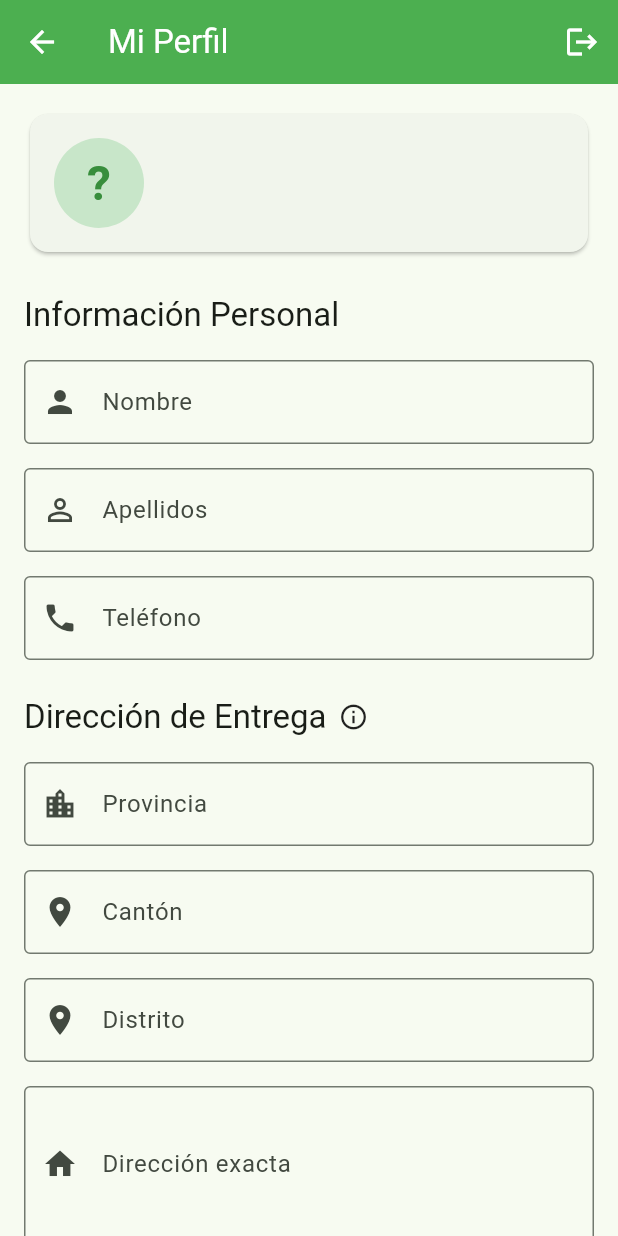
After one commit to fonckchain/mercatico, a Flutter app: the ProductsScreen screen opened directly, after a tap on the "person" icon, on a phone screen of 412 x 824 dp. The commit adds this screen. Run offline on Flutter 3.47's test engine with Material 3 defaults, Android fonts, the phone set to English and light mode, and no system bars; our stand-ins replace dio, geolocator, google_maps_flutter, image_picker, shared_preferences; accounts and stored records are empty; network calls fail.

Commit message:
buyer profile page.

```diff
--- /dev/null
+++ b/frontend/mercatico_app/lib/screens/buyer/buyer_profile_screen.dart
@@ -0,0 +1,449 @@
+import 'package:flutter/material.dart';
+import 'package:google_maps_flutter/google_maps_flutter.dart';
+import '../../core/services/api_service.dart';
+import '../../core/services/auth_service.dart';
+import '../../widgets/location_picker.dart';
+
+class BuyerProfileScreen extends StatefulWidget {
+  const BuyerProfileScreen({super.key});
+
+  @override
+  State<BuyerProfileScreen> createState() => _BuyerProfileScreenState();
+}
+
+class _BuyerProfileScreenState extends State<BuyerProfileScreen> {
+  final _formKey = GlobalKey<FormState>();
+  final ApiService _apiService = ApiService();
+  final AuthService _authService = AuthService();
+
+  // Controllers
+  late TextEditingController _firstNameController;
+  late TextEditingController _lastNameController;
+  late TextEditingController _phoneController;
+  late TextEditingController _provinceController;
+  late TextEditingController _cantonController;
+  late TextEditingController _districtController;
+  late TextEditingController _addressController;
+
+  // GPS location
+  double? _latitude;
+  double? _longitude;
+
+  bool _isLoading = true;
+  bool _isSaving = false;
+  String? _errorMessage;
+  Map<String, dynamic>? _userData;
+
+  @override
+  void initState() {
+    super.initState();
+    _firstNameController = TextEditingController();
+    _lastNameController = TextEditingController();
+    _phoneController = TextEditingController();
+    _provinceController = TextEditingController();
+    _cantonController = TextEditingController();
+    _districtController = TextEditingController();
+    _addressController = TextEditingController();
+    _loadUserProfile();
+  }
+
+  @override
+  void dispose() {
+    _firstNameController.dispose();
+    _lastNameController.dispose();
+    _phoneController.dispose();
+    _provinceController.dispose();
+    _cantonController.dispose();
+    _districtController.dispose();
+    _addressController.dispose();
+    super.dispose();
+  }
+
+  Future<void> _loadUserProfile() async {
+    try {
+      final userData = await _apiService.getCurrentUser();
+
+      setState(() {
+        _userData = userData;
+        _firstNameController.text = userData['first_name'] ?? '';
+        _lastNameController.text = userData['last_name'] ?? '';
+        _phoneController.text = userData['phone'] ?? '';
+
+        // Load buyer profile data
+        final buyerProfile = userData['buyer_profile'];
+        if (buyerProfile != null) {
+          _provinceController.text = buyerProfile['province'] ?? '';
+          _cantonController.text = buyerProfile['canton'] ?? '';
+          _districtController.text = buyerProfile['district'] ?? '';
+          _addressController.text = buyerProfile['address'] ?? '';
+
+          if (buyerProfile['latitude'] != null) {
+            _latitude = double.tryParse(buyerProfile['latitude'].toString());
+          }
+          if (buyerProfile['longitude'] != null) {
+            _longitude = double.tryParse(buyerProfile['longitude'].toString());
+          }
+        }
+
+        _isLoading = false;
+      });
+    } catch (e) {
+      setState(() {
+        _errorMessage = 'Error al cargar perfil: $e';
+        _isLoading = false;
+      });
+    }
+  }
+
+  Future<void> _saveProfile() async {
+    if (!_formKey.currentState!.validate()) {
+      return;
+    }
+
+    setState(() {
+      _isSaving = true;
+      _errorMessage = null;
+    });
+
+    try {
+      final updateData = {
+        'first_name': _firstNameController.text.trim(),
+        'last_name': _lastNameController.text.trim(),
+        'phone': _phoneController.text.trim(),
+        'buyer_profile': {
+          'province': _provinceController.text.trim(),
+          'canton': _cantonController.text.trim(),
+          'district': _districtController.text.trim(),
+          'address': _addressController.text.trim(),
+        },
+      };
+
+      // Only include GPS coordinates if they are not null
+      if (_latitude != null && _longitude != null) {
+        updateData['buyer_profile']['latitude'] = _latitude!.toStringAsFixed(6);
+        updateData['buyer_profile']['longitude'] = _longitude!.toStringAsFixed(6);
+      }
+
+      await _apiService.updateCurrentUser(updateData);
+
+      if (mounted) {
+        ScaffoldMessenger.of(context).showSnackBar(
+          const SnackBar(
+            content: Text('Perfil actualizado exitosamente'),
+            backgroundColor: Colors.green,
+          ),
+        );
+      }
+    } catch (e) {
+      setState(() {
+        _errorMessage = 'Error al guardar perfil: $e';
+      });
+    } finally {
+      setState(() {
+        _isSaving = false;
+      });
+    }
+  }
+
+  Future<void> _pickLocation() async {
+    final result = await Navigator.push<LatLng>(
+      context,
+      MaterialPageRoute(
+        builder: (context) => LocationPicker(
+          initialLocation: _latitude != null && _longitude != null
+              ? LatLng(_latitude!, _longitude!)
+              : null,
+        ),
+      ),
+    );
+
+    if (result != null) {
+      setState(() {
+        _latitude = result.latitude;
+        _longitude = result.longitude;
+      });
+    }
+  }
+
+  Future<void> _logout() async {
+    await _authService.logout();
+    if (mounted) {
+      Navigator.of(context).pushReplacementNamed('/login');
+    }
+  }
+
+  @override
+  Widget build(BuildContext context) {
+    return Scaffold(
+      appBar: AppBar(
+        title: const Text('Mi Perfil'),
+        backgroundColor: Colors.green,
+        foregroundColor: Colors.white,
+        actions: [
+          IconButton(
+            icon: const Icon(Icons.logout),
+            onPressed: _logout,
+            tooltip: 'Cerrar sesión',
+          ),
+        ],
+      ),
+      body: _isLoading
+          ? const Center(child: CircularProgressIndicator())
+          : SingleChildScrollView(
+              padding: const EdgeInsets.all(16),
+              child: Form(
+                key: _formKey,
+                child: Column(
+                  crossAxisAlignment: CrossAxisAlignment.start,
+                  children: [
+                    // User info section
+                    Card(
+                      child: Padding(
+                        padding: const EdgeInsets.all(16),
+                        child: Column(
+                          crossAxisAlignment: CrossAxisAlignment.start,
+                          children: [
+                            Row(
+                              children: [
+                                CircleAvatar(
+                                  radius: 30,
+                                  backgroundColor: Colors.green.shade100,
+                                  child: Text(
+                                    _firstNameController.text.isNotEmpty
+                                        ? _firstNameController.text[0].toUpperCase()
+                                        : '?',
+                                    style: TextStyle(
+                                      fontSize: 32,
+                                      color: Colors.green.shade700,
+                                      fontWeight: FontWeight.bold,
+                                    ),
+                                  ),
+                                ),
+                                const SizedBox(width: 16),
+                                Expanded(
+                                  child: Column(
+                                    crossAxisAlignment: CrossAxisAlignment.start,
+                                    children: [
+                                      Text(
+                                        '${_firstNameController.text} ${_lastNameController.text}',
+                                        style: const TextStyle(
+                                          fontSize: 20,
+                                          fontWeight: FontWeight.bold,
+                                        ),
+                                      ),
+                                      Text(
+                                        _userData?['email'] ?? '',
+                                        style: TextStyle(
+                                          color: Colors.grey.shade600,
+                                        ),
+                                      ),
+                                    ],
+                                  ),
+                                ),
+                              ],
+                            ),
+                          ],
+                        ),
+                      ),
+                    ),
+                    const SizedBox(height: 24),
+
+                    // Personal information
+                    Text(
+                      'Información Personal',
+                      style: Theme.of(context).textTheme.titleLarge,
+                    ),
+                    const SizedBox(height: 16),
+
+                    TextFormField(
+                      controller: _firstNameController,
+                      decoration: const InputDecoration(
+                        labelText: 'Nombre',
+                        border: OutlineInputBorder(),
+                        prefixIcon: Icon(Icons.person),
+                      ),
+                      validator: (value) {
+                        if (value == null || value.trim().isEmpty) {
+                          return 'El nombre es requerido';
+                        }
+                        return null;
+                      },
+                    ),
+                    const SizedBox(height: 16),
+
+                    TextFormField(
+                      controller: _lastNameController,
+                      decoration: const InputDecoration(
+                        labelText: 'Apellidos',
+                        border: OutlineInputBorder(),
+                        prefixIcon: Icon(Icons.person_outline),
+                      ),
+                      validator: (value) {
+                        if (value == null || value.trim().isEmpty) {
+                          return 'Los apellidos son requeridos';
+                        }
+                        return null;
+                      },
+                    ),
+                    const SizedBox(height: 16),
+
+                    TextFormField(
+                      controller: _phoneController,
+                      decoration: const InputDecoration(
+                        labelText: 'Teléfono',
+                        border: OutlineInputBorder(),
+                        prefixIcon: Icon(Icons.phone),
+                      ),
+                      keyboardType: TextInputType.phone,
+                      validator: (value) {
+                        if (value == null || value.trim().isEmpty) {
+                          return 'El teléfono es requerido';
+                        }
+                        return null;
+                      },
+                    ),
+                    const SizedBox(height: 24),
+
+                    // Delivery address section
+                    Row(
+                      children: [
+                        Text(
+                          'Dirección de Entrega',
+                          style: Theme.of(context).textTheme.titleLarge,
+                        ),
+                        const SizedBox(width: 8),
+                        const Tooltip(
+                          message: 'Esta será tu dirección predeterminada para entregas',
+                          child: Icon(Icons.info_outline, size: 20),
+                        ),
+                      ],
+                    ),
+                    const SizedBox(height: 16),
+
+                    TextFormField(
+                      controller: _provinceController,
+                      decoration: const InputDecoration(
+                        labelText: 'Provincia',
+                        border: OutlineInputBorder(),
+                        prefixIcon: Icon(Icons.location_city),
+                      ),
+                    ),
+                    const SizedBox(height: 16),
+
+                    TextFormField(
+                      controller: _cantonController,
+                      decoration: const InputDecoration(
+                        labelText: 'Cantón',
+                        border: OutlineInputBorder(),
+                        prefixIcon: Icon(Icons.location_on),
+                      ),
+                    ),
+                    const SizedBox(height: 16),
+
+                    TextFormField(
+                      controller: _districtController,
+                      decoration: const InputDecoration(
+                        labelText: 'Distrito',
+                        border: OutlineInputBorder(),
+                        prefixIcon: Icon(Icons.place),
+                      ),
+                    ),
+                    const SizedBox(height: 16),
+
+                    TextFormField(
+                      controller: _addressController,
+                      decoration: const InputDecoration(
+                        labelText: 'Dirección exacta',
+                        border: OutlineInputBorder(),
+                        prefixIcon: Icon(Icons.home),
+                        hintText: 'Ej: De la iglesia 100m norte, casa verde',
+                      ),
+                      maxLines: 3,
+                    ),
+                    const SizedBox(height: 16),
+
+                    // Location picker button
+                    OutlinedButton.icon(
+                      onPressed: _pickLocation,
+                      icon: const Icon(Icons.map),
+                      label: Text(
+                        _latitude != null && _longitude != null
+                            ? 'Ubicación seleccionada (${_latitude!.toStringAsFixed(6)}, ${_longitude!.toStringAsFixed(6)})'
+                            : 'Seleccionar ubicación en el mapa',
+                      ),
+                      style: OutlinedButton.styleFrom(
+                        padding: const EdgeInsets.all(16),
+                        minimumSize: const Size(double.infinity, 50),
+                      ),
+                    ),
+
+                    if (_latitude != null && _longitude != null)
+                      Padding(
+                        padding: const EdgeInsets.only(top: 8),
+                        child: Text(
+                          'Esta ubicación se usará como punto de entrega predeterminado',
+                          style: TextStyle(
+                            fontSize: 12,
+                            color: Colors.grey.shade600,
+                          ),
+                        ),
+                      ),
+
+                    const SizedBox(height: 24),
+
+                    // Error message
+                    if (_errorMessage != null)
+                      Container(
+                        padding: const EdgeInsets.all(12),
+                        decoration: BoxDecoration(
+                          color: Colors.red.shade50,
+                          border: Border.all(color: Colors.red.shade200),
+                          borderRadius: BorderRadius.circular(8),
+                        ),
+                        child: Row(
+                          children: [
+                            Icon(Icons.error_outline, color: Colors.red.shade700),
+                            const SizedBox(width: 8),
+                            Expanded(
+                              child: Text(
+                                _errorMessage!,
+                                style: TextStyle(color: Colors.red.shade700),
+                              ),
+                            ),
+                          ],
+                        ),
+                      ),
+                    const SizedBox(height: 16),
+
+                    // Save button
+                    ElevatedButton(
+                      onPressed: _isSaving ? null : _saveProfile,
+                      style: ElevatedButton.styleFrom(
+                        backgroundColor: Colors.green,
+                        foregroundColor: Colors.white,
+                        minimumSize: const Size(double.infinity, 50),
+                        shape: RoundedRectangleBorder(
+                          borderRadius: BorderRadius.circular(8),
+                        ),
+                      ),
+                      child: _isSaving
+                          ? const SizedBox(
+                              height: 20,
+                              width: 20,
+                              child: CircularProgressIndicator(
+                                strokeWidth: 2,
+                                color: Colors.white,
+                              ),
+                            )
+                          : const Text(
+                              'Guardar Cambios',
+                              style: TextStyle(fontSize: 16),
+                            ),
+                    ),
+                  ],
+                ),
+              ),
+            ),
+    );
+  }
+}
--- a/frontend/mercatico_app/lib/screens/products/products_screen.dart
+++ b/frontend/mercatico_app/lib/screens/products/products_screen.dart
@@ -5,6 +5,7 @@ import '../../core/services/cart_service.dart';
 import '../../models/product.dart';
 import '../buyer/product_detail_screen.dart';
 import '../buyer/cart_screen.dart';
+import '../buyer/buyer_profile_screen.dart';
 
 class ProductsScreen extends StatefulWidget {
   const ProductsScreen({super.key});
@@ -92,7 +93,20 @@ class _ProductsScreenState extends State<ProductsScreen> {
             },
           ),
           IconButton(
+            icon: const Icon(Icons.person),
+            tooltip: 'Mi Perfil',
+            onPressed: () {
+              Navigator.push(
+                context,
+                MaterialPageRoute(
+                  builder: (context) => const BuyerProfileScreen(),
+                ),
+              );
+            },
+          ),
+          IconButton(
             icon: const Icon(Icons.logout),
+            tooltip: 'Cerrar sesión',
             onPressed: () async {
               await _authService.logout();
               if (context.mounted) {
```
